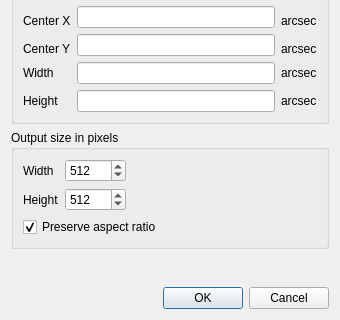
Before: the Qt Designer form pygrale/grale/editor/exportareadialog.ui in j0r1/GRALE2, drawn with Qt 5; both pictures show x 0 to 340 and y 161 to 481 of the 340 by 481 pixel window.
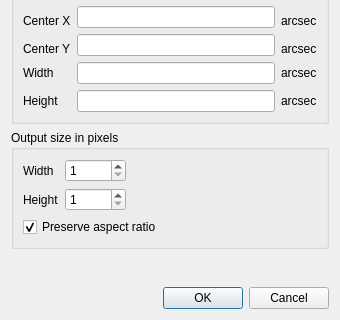
After: the same form once the commit is applied. Custom widgets are drawn as their Qt base class.

Commit message: Finished export dialog; saving some settings

What changed in the file:
```diff
--- a/pygrale/grale/editor/exportareadialog.ui
+++ b/pygrale/grale/editor/exportareadialog.ui
@@ -183,7 +183,7 @@
                <number>65536</number>
               </property>
               <property name="value">
-               <number>512</number>
+               <number>1</number>
               </property>
              </widget>
             </item>
@@ -196,7 +196,7 @@
                <number>65536</number>
               </property>
               <property name="value">
-               <number>512</number>
+               <number>1</number>
               </property>
              </widget>
             </item>
```
The commit also changes 2 other files.
